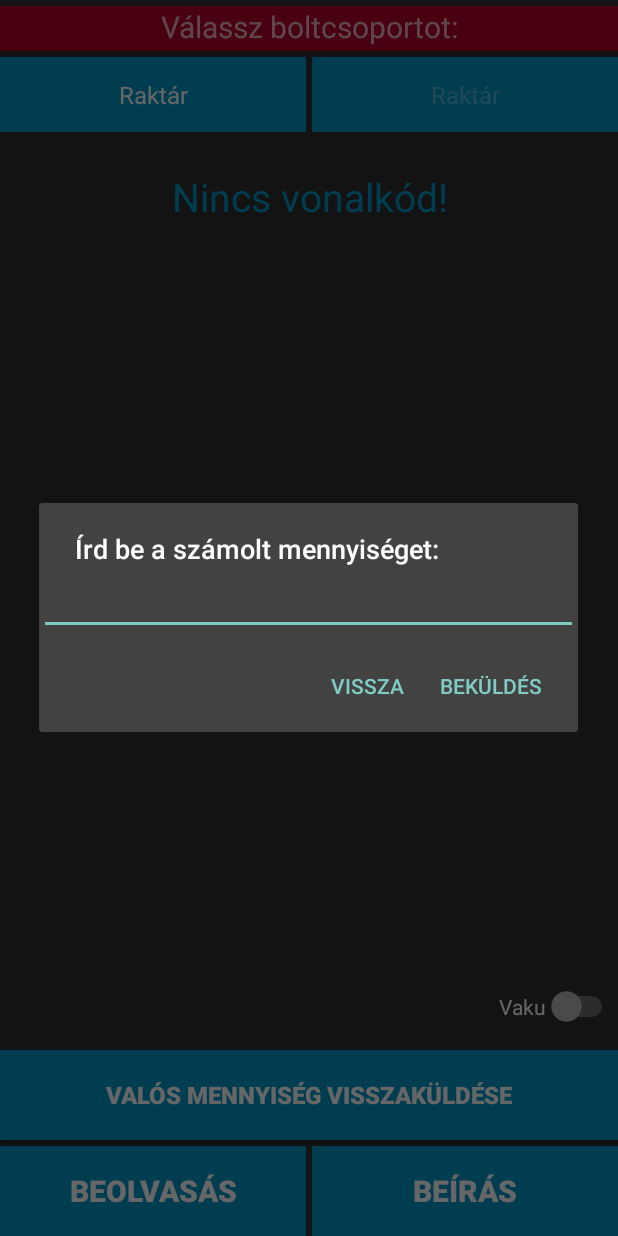
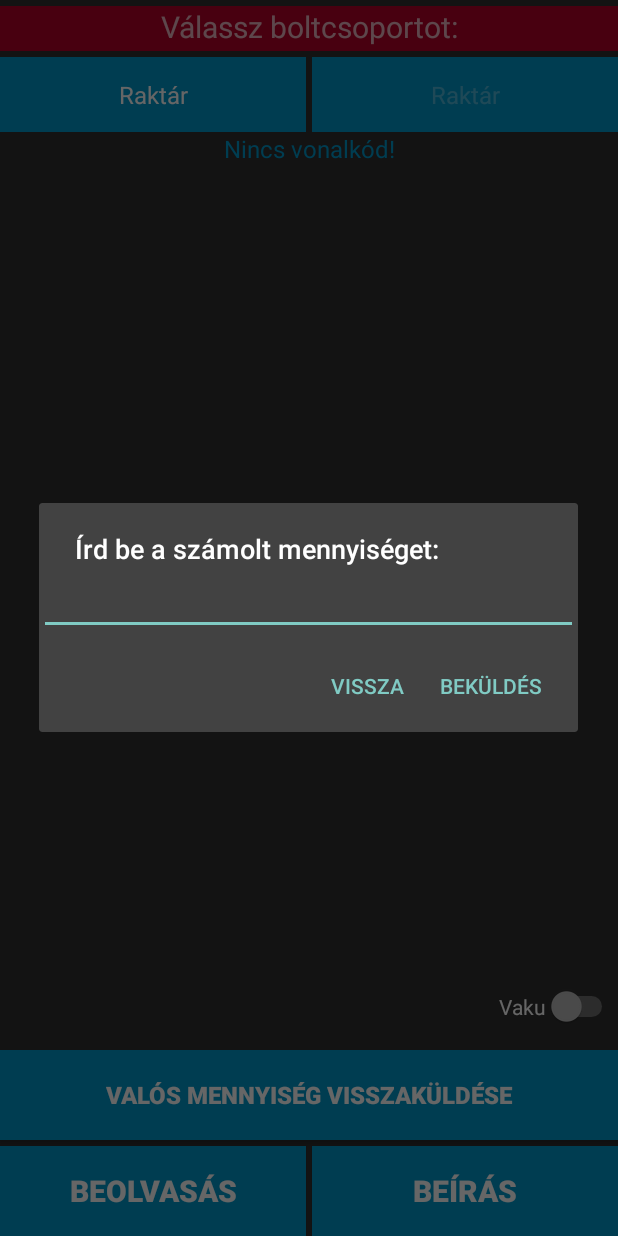
Before and after one commit to sandormatok/OEM_Keszlet, an Android app: the screen it shows after launch (MainActivity), after a tap on "VALÓS MENNYISÉG VISSZAKÜLDÉSE", on a phone screen of 412 x 824 dp. Run offline under Robolectric (Android 15) with nearby library versions, the phone set to English and light mode, and no system bars; our stand-ins replace Volley; 2 other taps on this screen came first.

Commit message:
OEM Készlet editable barcode history
changelog:
- ListView xml-ben ok,
- multiItem ListView layout kész
x hozzákezdek a napló gombhoz - nem lesz

Folyamatban:
- előzmények listanézet - tömbök megvannak
-- szerkezthető listanézet
-- előzmények kigyűjtése, későbbi csoportos feltöltése
- post/get URL-ek: készlet-módosítás

hibák:
- api17 előtt: baszik az xml-ben megadott betűméretekre

Ami már működik:
- vonalkód olvasó (google-vision)
-- fúkusz, vaku
- boltválasztó spinner
- vonalkód beviteli mező
- post/get URL-ek: kínáló, készlet
-- HTTP POST,GET, JSON feldolgozás (Volley)
- dinamikus multi-spinner

Tervek:
- fragmentek a listanézethez
- actionbar felépítése
- balról beúszó settings
- oauth2, vagy valami más auth calss
- mysqllite helyi adatok tárolásához/beolvasásához
- mysqllite dinamikus spinnerek adaptereihez

```diff
--- a/app/src/main/res/layout-v17/activity_main.xml
+++ b/app/src/main/res/layout-v17/activity_main.xml
@@ -59,8 +59,7 @@
         android:layout_height="wrap_content"
         android:textAppearance="?android:attr/textAppearanceLarge"
         android:text="@string/barcode_header"
-        android:textSize="26sp"
-        android:layout_marginTop="25dp"
+        android:textSize="16sp"
         android:layout_below="@+id/bolt_spinner2"
         android:id="@+id/vonalkodTextView"
         android:layout_alignParentEnd="true"
@@ -68,29 +67,14 @@
         android:layout_centerHorizontal="true"
         android:textColor="@android:color/holo_blue_dark" />
 
-    <TextView
-        android:layout_width="wrap_content"
-        android:layout_height="wrap_content"
-        android:textAppearance="?android:attr/textAppearanceLarge"
-        android:minLines="1"
-        android:textSize="40sp"
-        android:id="@+id/termekmennyisegTextView"
-        android:layout_below="@+id/termekadatokTextView"
-        android:layout_alignParentStart="true"
-        android:layout_centerHorizontal="true"
-        android:layout_alignRight="@+id/vonalkodTextView"
-        android:layout_alignEnd="@+id/vonalkodTextView"
-        android:textAlignment="center"
-        android:textStyle="normal|bold"
-        android:textColor="@android:color/holo_blue_bright" />
 
     <TextView
         android:layout_width="wrap_content"
         android:layout_height="wrap_content"
         android:textAppearance="?android:attr/textAppearanceLarge"
         android:id="@+id/termekadatokTextView"
-        android:minLines="4"
-        android:textSize="24sp"
+        android:minLines="2"
+        android:textSize="16sp"
         android:textAlignment="center"
         android:layout_below="@+id/vonalkodTextView"
         android:layout_alignEnd="@+id/vonalkodTextView"
@@ -178,5 +162,29 @@
         android:layout_alignParentRight="true"
         android:layout_alignParentEnd="true" />
 
+    <TextView
+        android:layout_width="wrap_content"
+        android:layout_height="wrap_content"
+        android:textAppearance="?android:attr/textAppearanceLarge"
+        android:minLines="1"
+        android:textSize="20sp"
+        android:textAlignment="center"
+        android:id="@+id/termekmennyisegTextView"
+        android:layout_below="@+id/termekadatokTextView"
+        android:layout_alignParentStart="true"
+        android:layout_centerHorizontal="true"
+        android:layout_alignRight="@+id/vonalkodTextView"
+        android:layout_alignEnd="@+id/vonalkodTextView"
+        android:textStyle="normal|bold"
+        android:textColor="@android:color/holo_blue_bright" />
+
+    <ListView
+        android:id="@+id/listView1"
+        android:layout_width="match_parent"
+        android:layout_height="wrap_content"
+        android:layout_below="@+id/termekmennyisegTextView"
+        android:layout_alignParentLeft="true"
+        android:layout_alignParentStart="true">
+    </ListView>
 
 </RelativeLayout>
```
Also changed, not shown: app/src/main/java/com/google/android/gms/oem/bolti/keszlet/Constans.java (added, +11 -0 lines), app/src/main/java/com/google/android/gms/oem/bolti/keszlet/MainActivity.java (+0 -13 lines), app/src/main/res/layout/colmn_roe.xml (added, +28 -0 lines), 242 other files.
